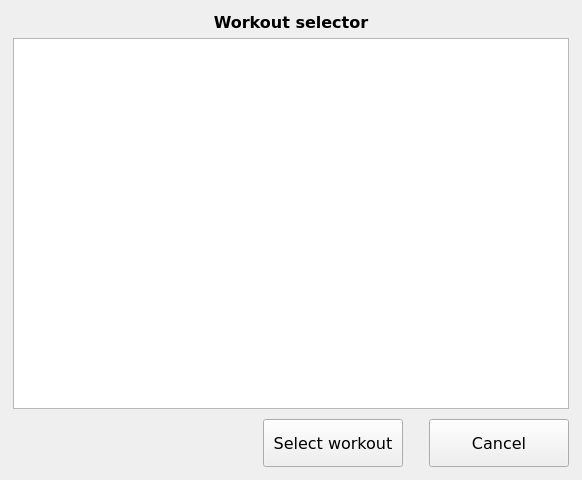
Old version of the form src/ui/WorkoutSelector.ui in the repository antongus/kettlebell-timer.
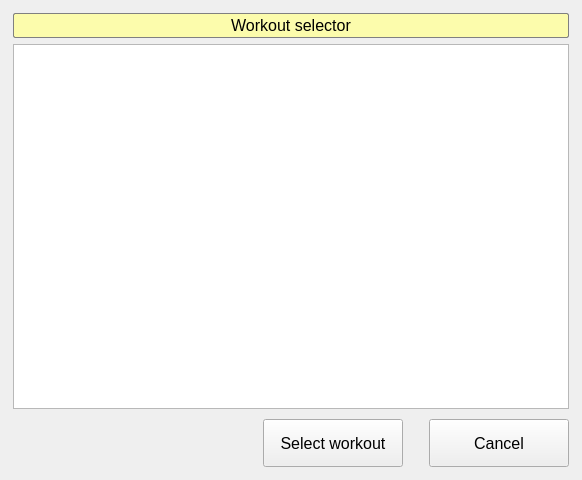
New version of the form. Icons and pictures are not drawn.

Commit message: made separate labels for step and stage, rearrange ui

Patch:
```diff
--- a/src/ui/WorkoutSelector.ui
+++ b/src/ui/WorkoutSelector.ui
@@ -10,15 +10,12 @@
     <height>480</height>
    </rect>
   </property>
-  <property name="font">
-   <font>
-    <family>Verdana</family>
-    <pointsize>12</pointsize>
-   </font>
-  </property>
   <property name="windowTitle">
    <string>Workout selector</string>
   </property>
+  <property name="styleSheet">
+   <string notr="true">font-size:12pt;</string>
+  </property>
   <layout class="QVBoxLayout" name="verticalLayout">
    <item>
     <widget class="QWidget" name="widget" native="true">
@@ -37,13 +34,13 @@
       </property>
       <item>
        <widget class="QLabel" name="label">
-        <property name="font">
-         <font>
-          <family>Verdana</family>
-          <pointsize>12</pointsize>
-          <weight>75</weight>
-          <bold>true</bold>
-         </font>
+        <property name="styleSheet">
+         <string notr="true">padding: 2px 2px;
+border: 1px solid;
+border-radius: 2px;
+background-color: rgba(255, 255, 153, 200);
+border-color: gray;
+</string>
         </property>
         <property name="text">
          <string>Workout selector</string>
@@ -101,12 +98,6 @@
           <height>48</height>
          </size>
         </property>
-        <property name="font">
-         <font>
-          <family>Verdana</family>
-          <pointsize>12</pointsize>
-         </font>
-        </property>
         <property name="text">
          <string>Select workout</string>
         </property>
@@ -155,12 +146,6 @@
           <height>48</height>
          </size>
         </property>
-        <property name="font">
-         <font>
-          <family>Verdana</family>
-          <pointsize>12</pointsize>
-         </font>
-        </property>
         <property name="text">
          <string>Cancel</string>
         </property>
```
The commit also changes 5 other files.
